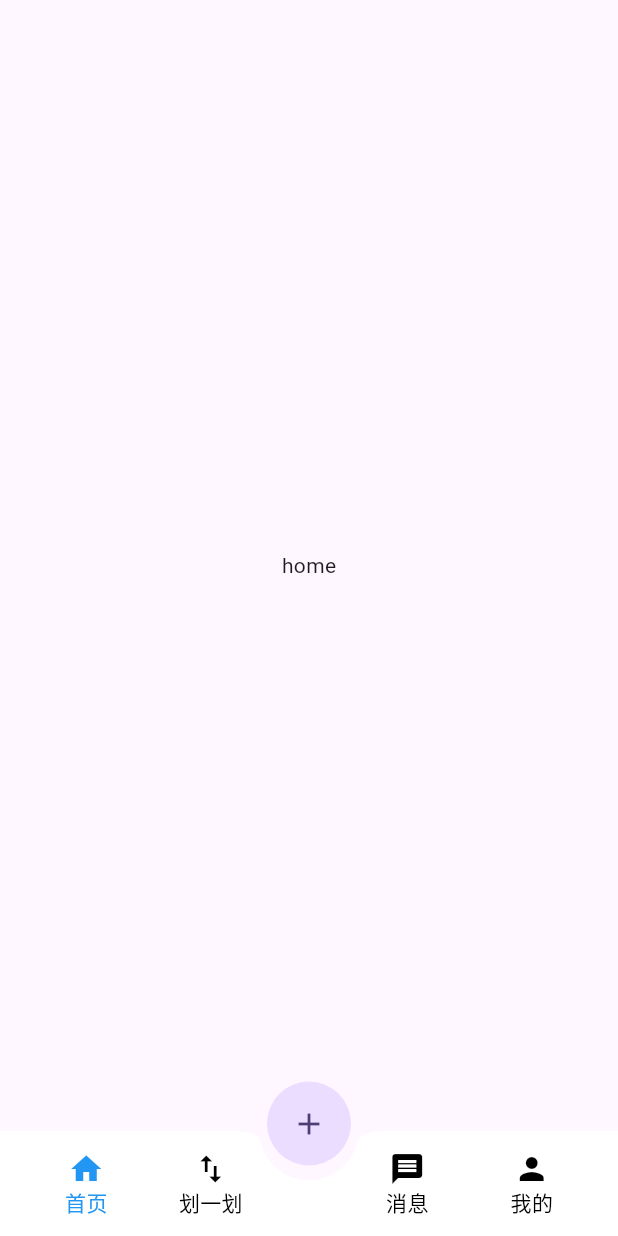
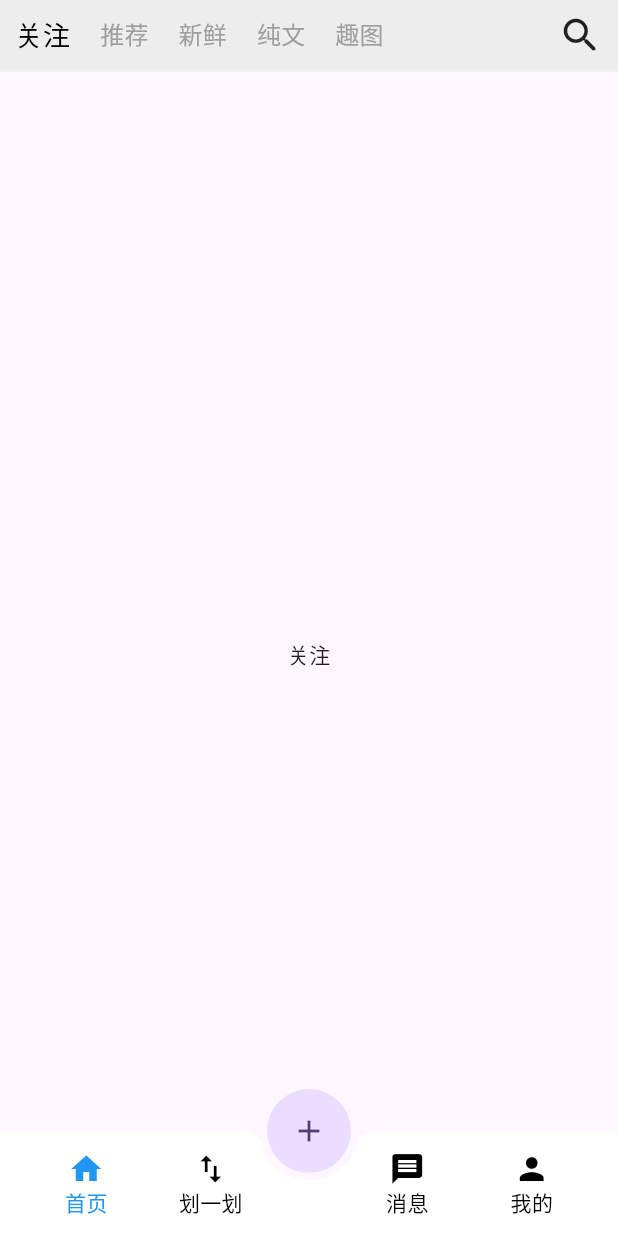
Before and after one commit to benyq/fun_joke, a Flutter app: the screen it shows after launch, after a tap on the "add" icon, on a phone screen of 412 x 824 dp. Run offline on Flutter 3.47's test engine with Material 3 defaults, Android fonts, the phone set to English and light mode, and no system bars; our stand-ins replace dio, flutter_riverpod, flutter_screenutil, pretty_dio_logger, riverpod_annotation; generated files the repository leaves out were written again.

Commit message:
splash页面搭建

```diff
--- a/lib/main.dart
+++ b/lib/main.dart
@@ -2,6 +2,7 @@ import 'package:flutter/cupertino.dart';
 import 'package:flutter/material.dart';
 import 'package:flutter/services.dart';
 import 'package:flutter_riverpod/flutter_riverpod.dart';
+import 'package:flutter_screenutil/flutter_screenutil.dart';
 import 'package:fun_joke/splash_page.dart';
 import 'package:fun_joke/ui/app_theme.dart';
 import 'package:fun_joke/ui/user/login/login_page.dart';
@@ -23,10 +24,13 @@ class MyApp extends StatelessWidget {
   // This widget is the root of your application.
   @override
   Widget build(BuildContext context) {
-    return MaterialApp(
+    return ScreenUtilInit(
+      designSize: const Size(360, 690),
+      splitScreenMode: true,
+      builder: (context, child) => MaterialApp(
         title: 'Flutter Demo',
         theme: ThemeData(
-        colorScheme: ColorScheme.fromSeed(seedColor: Colors.deepPurple, background: appDefaultBackgroundColor),
+          colorScheme: ColorScheme.fromSeed(seedColor: Colors.deepPurple),
           useMaterial3: true,
           pageTransitionsTheme: const PageTransitionsTheme(
             builders: {
@@ -46,6 +50,7 @@ class MyApp extends StatelessWidget {
         },
         initialRoute: '/',
         routes: _routes,
+      ),
     );
   }
 }
--- a/lib/splash_page.dart
+++ b/lib/splash_page.dart
@@ -2,6 +2,7 @@ import 'package:flutter/material.dart';
 import 'package:flutter_riverpod/flutter_riverpod.dart';
 import 'package:fun_joke/ui/app_theme.dart';
 import 'package:fun_joke/ui/home/home_page.dart';
+import 'package:fun_joke/ui/message/messsage_page.dart';
 import 'package:fun_joke/ui/user/mine/mine_page.dart';
 import 'package:fun_joke/ui/swap/swap_page.dart';
 
@@ -26,7 +27,7 @@ class _SplashPageState extends State<SplashPage> {
   final pages = const [
     HomePage(),
     SwapPage(),
-    SwapPage(),
+    MessagePage(),
     MinePage(),
   ];
 
@@ -47,8 +48,8 @@ class _SplashPageState extends State<SplashPage> {
 
   @override
   Widget build(BuildContext context) {
-    print('splash page build');
     return Scaffold(
+      extendBody: true,
       body: PageView(
         controller: _pageController,
         physics: const NeverScrollableScrollPhysics(),
@@ -60,12 +61,9 @@ class _SplashPageState extends State<SplashPage> {
         },
       ),
       floatingActionButtonLocation: FloatingActionButtonLocation.centerDocked,
-      floatingActionButton: Transform.translate(
-        offset: const Offset(0, -5),
-        child: FloatingActionButton(child: Icon(Icons.add), onPressed: (){
+      floatingActionButton: FloatingActionButton(child: Icon(Icons.add), onPressed: (){
 
-        }, shape: CircleBorder(), elevation: 0,),
-      ),
+      }, shape: CircleBorder(), elevation: 0,),
       bottomNavigationBar: SizedBox(
         height: 70,
         child: BottomAppBar(
--- /dev/null
+++ b/lib/ui/home/follow_page.dart
@@ -0,0 +1,17 @@
+import 'package:flutter/material.dart';
+
+class FollowPage extends StatefulWidget {
+  const FollowPage({super.key});
+
+  @override
+  State<FollowPage> createState() => _FollowPageState();
+}
+
+class _FollowPageState extends State<FollowPage> {
+  @override
+  Widget build(BuildContext context) {
+    return Center(
+      child: Text('关注'),
+    );
+  }
+}
--- a/lib/ui/home/home_page.dart
+++ b/lib/ui/home/home_page.dart
@@ -1,6 +1,10 @@
+import 'package:flutter/cupertino.dart';
 import 'package:flutter/material.dart';
 import 'package:flutter/rendering.dart';
-import 'package:flutter_riverpod/flutter_riverpod.dart';
+import 'package:flutter/widgets.dart';
+import 'package:flutter_screenutil/flutter_screenutil.dart';
+import 'package:fun_joke/ui/app_theme.dart';
+import 'package:fun_joke/ui/home/follow_page.dart';
 
 class HomePage extends StatefulWidget {
   const HomePage({super.key});
@@ -9,22 +13,84 @@ class HomePage extends StatefulWidget {
   State<HomePage> createState() => _HomePageState();
 }
 
-class _HomePageState extends State<HomePage> with KeepAliveParentDataMixin {
+class _HomePageState extends State<HomePage>
+    with KeepAliveParentDataMixin, TickerProviderStateMixin {
+  final List<String> _tabs = ['哈哈哈1', '哈哈哈2', '哈哈哈3', '哈哈哈4', '哈哈哈5'];
+
+  @override
+  void initState() {
+    super.initState();
+  }
+
+  @override
+  void dispose() {
+    super.dispose();
+  }
+
   @override
   Widget build(BuildContext context) {
-    print('homepage build');
-    return Center(
-      child: Consumer(
-        builder: (context, ref, child) {
-          return Text('home');
-        },
+    return Scaffold(
+      appBar: AppBar(
+        backgroundColor: appDefaultBackgroundColor, toolbarHeight: 0,),
+      body: DefaultTabController(
+        length: 5,
+        child: Column(
+          children: [
+            Container(
+              height: 40.h,
+              color: appDefaultBackgroundColor,
+              child: Row(
+                children: [
+                  Theme(
+                    data: ThemeData(
+                      splashColor: Colors.blue, // 点击时的水波纹颜色设置为透明
+                      highlightColor: Colors.blue, // 点击时的背景高亮颜色设置为透明
+                      tabBarTheme: const TabBarTheme(dividerColor: Colors.transparent),
+                    ),
+                    child: TabBar(
+                        tabAlignment: TabAlignment.start,
+                        physics: const BouncingScrollPhysics(),
+                        indicator: const BoxDecoration(color: Colors.transparent,),
+                        isScrollable: true,
+                        labelPadding: EdgeInsets.symmetric(horizontal: 10.0),
+                        labelStyle:
+                        TextStyle(fontSize: 16.sp, color: Colors.black),
+                        unselectedLabelStyle:
+                        TextStyle(fontSize: 14.sp, color: Colors.grey),
+                        tabs: [
+                          Tab(text: '关注'),
+                          Tab(text: '推荐'),
+                          Tab(text: '新鲜'),
+                          Tab(text: '纯文'),
+                          Tab(text: '趣图'),
+                        ]),
+                  ),
+                  Spacer(),
+                  GestureDetector(
+                    onTap: (){
+
+                    },
+                      child: const Icon(Icons.search_rounded, size: 30, )),
+                  SizedBox(width: 10,)
+                ],
+              ),
+            ),
+            Expanded(
+                child: TabBarView(children: [
+                  FollowPage(),
+                  FollowPage(),
+                  FollowPage(),
+                  FollowPage(),
+                  FollowPage(),
+                ]))
+          ],
+        ),
       ),
     );
   }
 
   @override
-  void detach() {
-  }
+  void detach() {}
 
   @override
   bool get keptAlive => true;
--- a/lib/ui/swap/swap_page.dart
+++ b/lib/ui/swap/swap_page.dart
@@ -1,6 +1,6 @@
+import 'package:flutter/cupertino.dart';
 import 'package:flutter/material.dart';
 import 'package:flutter/services.dart';
-import 'package:fun_joke/ui/user/login/login_page.dart';
 
 class SwapPage extends StatefulWidget {
   const SwapPage({super.key});
@@ -12,21 +12,23 @@ class SwapPage extends StatefulWidget {
 class _SwapPageState extends State<SwapPage> with AutomaticKeepAliveClientMixin{
 
   @override
+  void initState() {
+    super.initState();
+  }
+
+  @override
   Widget build(BuildContext context) {
+    super.build(context);
     return Scaffold(
-      appBar: AppBar(toolbarHeight: 0, backgroundColor: Colors.yellow,),
+      appBar: AppBar(toolbarHeight: 10, backgroundColor: Colors.black,),
+      backgroundColor: Colors.black,
       body: Column(
         children: [
-          Container(
-            color: Colors.yellow,
-            width: double.infinity,
-            height: MediaQuery.of(context).padding.top,
-          ),
           InkWell(
             onTap: (){
               Navigator.of(context).pushNamed('/login');
             },
-              child: Text('data'))
+              child: Text('data1'))
         ],
       ),
     );
--- a/pubspec.yaml
+++ b/pubspec.yaml
@@ -40,6 +40,9 @@ dependencies:
   riverpod_annotation: ^2.3.5
   dio: ^5.4.3+1
   pretty_dio_logger: ^1.3.1
+  flutter_screenutil: ^5.9.0
+  permission_handler: ^11.0.1
+  fluttertoast: ^8.2.3
 
 dev_dependencies:
   flutter_test:
```
Also changed, not shown: pubspec.lock. Lines whose indentation alone changed are shown as unchanged.
